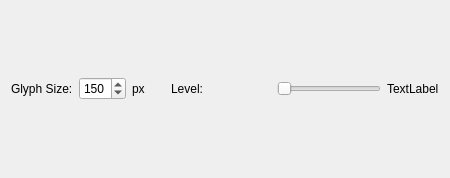
Qt form ScatterPointGlyph/map_controller.ui (Edgar324/ScatterPointGlyph) before a commit.
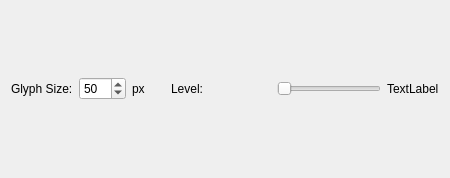
The same form after that commit.

```diff
--- a/ScatterPointGlyph/map_controller.ui
+++ b/ScatterPointGlyph/map_controller.ui
@@ -35,7 +35,7 @@
         <number>10</number>
        </property>
        <property name="value">
-        <number>150</number>
+        <number>50</number>
        </property>
       </widget>
      </item>
```
